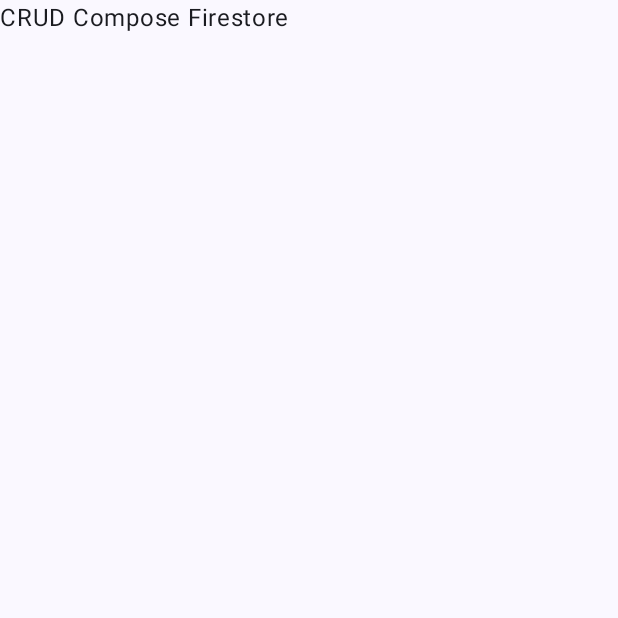
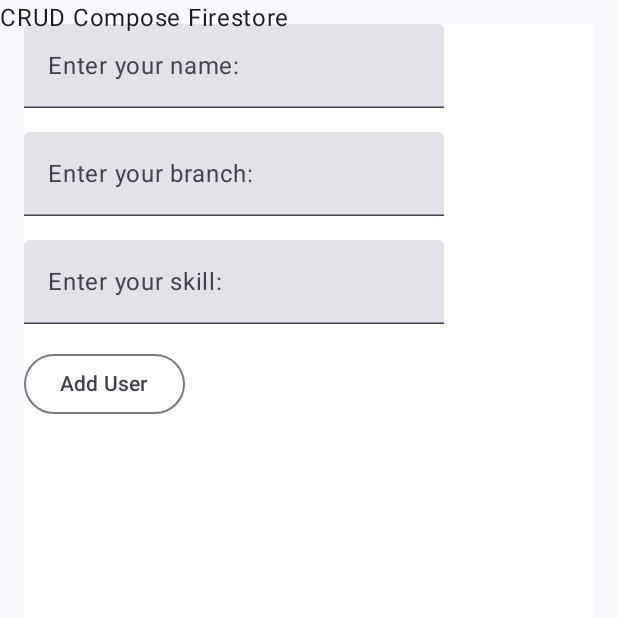
Before and after one commit to YadavYashvant/CRUD-compose-firestore, an Android app built with Jetpack Compose: the screen it shows after launch (MainActivity), on a phone screen of 412 x 824 dp, the top half of it. Run offline under Robolectric (Android 15) with nearby library versions, the phone set to English and light mode, and no system bars; our stand-ins replace Firebase (no records; nobody signed in at launch, a user with empty details on screens opened directly).

Commit message:
implemented C in CRUD

```diff
--- a/app/src/main/java/com/example/crud_compose_firestore/MainActivity.kt
+++ b/app/src/main/java/com/example/crud_compose_firestore/MainActivity.kt
@@ -1,23 +1,36 @@
 package com.example.crud_compose_firestore
 
 import android.annotation.SuppressLint
+import android.content.Context
 import android.os.Bundle
 import androidx.activity.ComponentActivity
 import androidx.activity.compose.setContent
+import androidx.compose.foundation.background
 import androidx.compose.foundation.layout.Column
+import androidx.compose.foundation.layout.Spacer
 import androidx.compose.foundation.layout.fillMaxSize
+import androidx.compose.foundation.layout.height
 import androidx.compose.foundation.layout.padding
+import androidx.compose.material3.Button
 import androidx.compose.material3.ExperimentalMaterial3Api
 import androidx.compose.material3.MaterialTheme
+import androidx.compose.material3.OutlinedButton
 import androidx.compose.material3.Scaffold
 import androidx.compose.material3.Surface
 import androidx.compose.material3.Text
 import androidx.compose.material3.TextField
 import androidx.compose.runtime.Composable
+import androidx.compose.runtime.mutableStateOf
+import androidx.compose.runtime.remember
 import androidx.compose.ui.Modifier
+import androidx.compose.ui.graphics.Color
+import androidx.compose.ui.platform.LocalContext
 import androidx.compose.ui.tooling.preview.Preview
 import androidx.compose.ui.unit.dp
+import com.example.crud_compose_firestore.presentation.models.User
 import com.example.crud_compose_firestore.ui.theme.CRUDcomposefirestoreTheme
+import com.google.firebase.firestore.CollectionReference
+import com.google.firebase.firestore.FirebaseFirestore
 
 class MainActivity : ComponentActivity() {
     @OptIn(ExperimentalMaterial3Api::class)
@@ -36,10 +49,98 @@ class MainActivity : ComponentActivity() {
                             Text(text = "CRUD Compose Firestore")
                         }
                     ) {
-
+                        firebaseUI(LocalContext.current)
                     }
                 }
             }
         }
     }
 }
+
+@OptIn(ExperimentalMaterial3Api::class)
+@Composable
+fun firebaseUI(context: android.content.Context) {
+
+    val name = remember{
+        mutableStateOf("")
+    }
+
+    val branch = remember{
+        mutableStateOf("")
+    }
+
+    val skill = remember{
+        mutableStateOf("")
+    }
+
+    Column(
+        modifier = Modifier
+            .fillMaxSize()
+            .padding(16.dp)
+            .background(Color.White)
+    ) {
+        TextField(
+            value = name.value,
+            onValueChange = { name.value = it },
+            label = { Text("Enter your name: ") }
+        )
+
+        Spacer(modifier = Modifier.height(16.dp))
+
+        TextField(
+            value = branch.value,
+            onValueChange = { branch.value = it },
+            label = { Text("Enter your branch: ") }
+        )
+
+        Spacer(modifier = Modifier.height(16.dp))
+
+        TextField(
+            value = skill.value,
+            onValueChange = { skill.value = it },
+            label = { Text("Enter your skill: ") }
+        )
+
+        Spacer(modifier = Modifier.height(16.dp))
+
+        OutlinedButton(
+            onClick = {
+                val user = User(name.value, branch.value, skill.value)
+                addToFirebase(name.value,
+                    branch.value,
+                    skill.value,
+                    context)
+            }
+        ) {
+            Text(text = "Add User")
+        }
+    }
+
+
+}
+
+fun addToFirebase(
+    name: String,
+    branch: String,
+    skill: String,
+    context: Context
+) {
+    val db: FirebaseFirestore = FirebaseFirestore.getInstance()
+
+    /*val user = hashMapOf(
+        "name" to name,
+        "branch" to branch,
+        "skill" to skill
+    )*/
+    val dbUser: CollectionReference = db.collection("users")
+    val users = User(name, branch, skill)
+
+
+        dbUser.add(users)
+        .addOnSuccessListener { documentReference ->
+            android.widget.Toast.makeText(context, "User added successfully", android.widget.Toast.LENGTH_SHORT).show()
+        }
+        .addOnFailureListener { e ->
+            android.widget.Toast.makeText(context, "Error adding user", android.widget.Toast.LENGTH_SHORT).show()
+        }
+}
```
Also changed, not shown: app/src/main/java/com/example/crud_compose_firestore/presentation/models/User.kt (added, +7 -0 lines).
